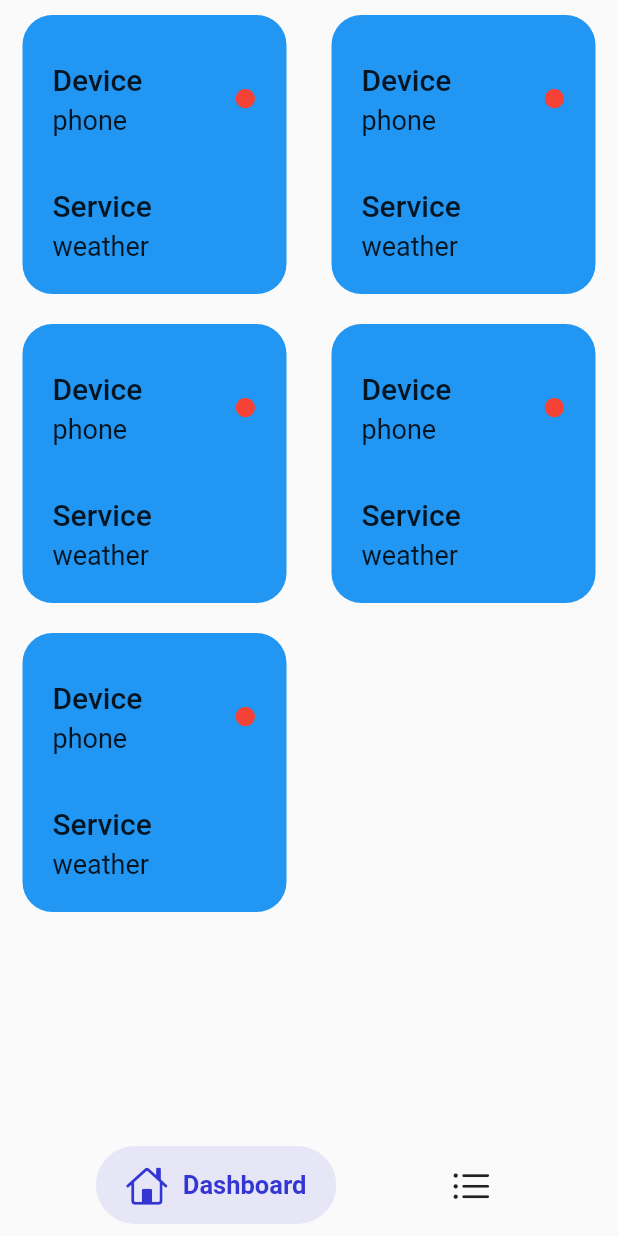
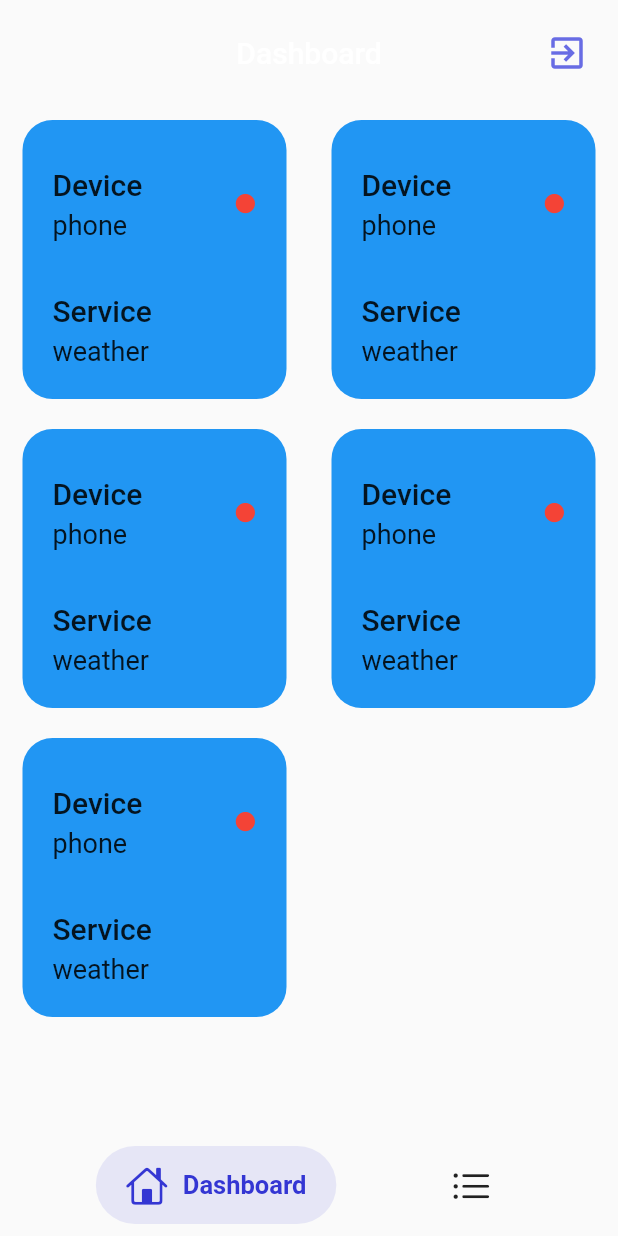
Before and after one commit to alper-efe-sahin/SMART_IX_Task, a Flutter app: the screen it shows once a user with an empty profile is signed in, on a phone screen of 412 x 824 dp. Run offline on Flutter 3.47's test engine with Material 2 defaults, Android fonts, the phone set to English and light mode, and no system bars; drawn by our look-alikes of auto_size_text, salomon_bottom_bar; our stand-ins replace auto_route, bot_toast, cloud_firestore, dartz, firebase_auth, firebase_core and 7 more; missing offline and left inert: cloud_firestore_web, firebase_auth_web, firebase_core_web, libphonenumber_web; accounts and stored records are empty.

Commit message:
add exit button in the Dashboard page

```diff
--- a/lib/presentation/pages/dashboard/dashboard_page.dart
+++ b/lib/presentation/pages/dashboard/dashboard_page.dart
@@ -1,18 +1,31 @@
-import 'package:flutter/cupertino.dart';
 import 'package:flutter/material.dart';
+import 'package:flutter_riverpod/flutter_riverpod.dart';
+import 'package:smart_ix_task/presentation/common_widgets/colors.dart';
+import 'package:smart_ix_task/presentation/common_widgets/custom_app_bar.dart';
 import 'package:smart_ix_task/presentation/common_widgets/smart_item.dart';
+import 'package:smart_ix_task/presentation/pages/navigator/constants/texts.dart';
+import 'package:smart_ix_task/presentation/providers/firebase/firebase_provider.dart';
 
-class DashboardPage extends StatelessWidget {
+class DashboardPage extends ConsumerWidget {
   const DashboardPage({Key? key}) : super(key: key);
 
   @override
-  Widget build(BuildContext context) {
-    return GridView.builder(
-      itemCount: 5,
-      gridDelegate: const SliverGridDelegateWithFixedCrossAxisCount(crossAxisCount: 2),
-      itemBuilder: (context, index) {
-        return const SmartItem();
-      },
+  Widget build(BuildContext context, WidgetRef ref) {
+    return Scaffold(
+      appBar: CustomAppBar(
+        appBarTitle: dashboardText,
+        appBarAction: Icons.exit_to_app,
+        appBarBackgroundColor: transparentColor,
+        appBarIconColor: customIndigoBackgroundColor,
+        actionsOnPressed: () => ref.read(authRepositoryProvider).signOut(),
+      ),
+      body: GridView.builder(
+        itemCount: 5,
+        gridDelegate: const SliverGridDelegateWithFixedCrossAxisCount(crossAxisCount: 2),
+        itemBuilder: (context, index) {
+          return const SmartItem();
+        },
+      ),
     );
   }
 }
```
Also changed, not shown: 1 other file.
